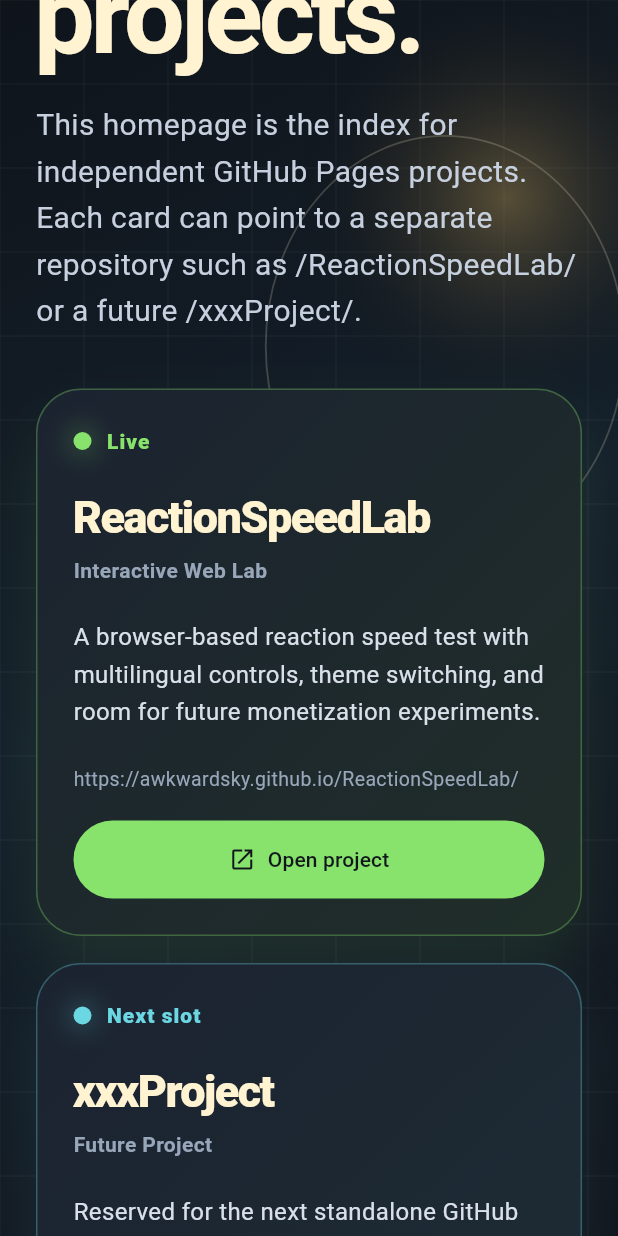
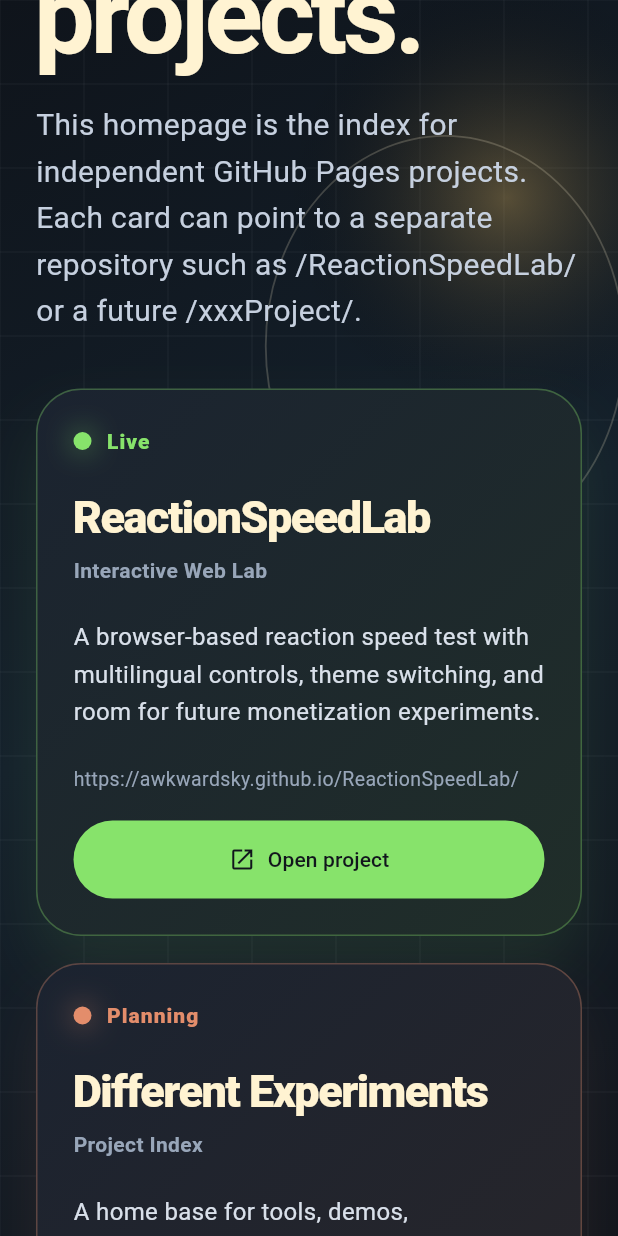
Before and after one commit to awkwardsky/awkwardsky.github.io, a Flutter app: the screen it shows after launch, scrolled down 576 dp, on a phone screen of 412 x 824 dp. Run offline on Flutter 3.47's test engine with Material 3 defaults, Android fonts, the phone set to English and light mode, and no system bars; Roboto replaces fonts that are missing (Georgia).

Commit message:
Make homepage text selectable

```diff
--- a/lib/main.dart
+++ b/lib/main.dart
@@ -45,16 +45,6 @@
       isLive: true,
     ),
     ProjectShowcase(
-      name: 'xxxProject',
-      url: 'https://awkwardsky.github.io/xxxProject/',
-      status: 'Next slot',
-      category: 'Future Project',
-      description:
-          'Reserved for the next standalone GitHub Pages project. Add a repo named xxxProject and this card can become a live link.',
-      accent: Color(0xFF6BD7E3),
-      isLive: false,
-    ),
-    ProjectShowcase(
       name: 'Different Experiments',
       url: 'https://awkwardsky.github.io/',
       status: 'Planning',
@@ -69,7 +59,8 @@
   @override
   Widget build(BuildContext context) {
     return Scaffold(
-      body: Stack(
+      body: SelectionArea(
+        child: Stack(
           children: [
             const Positioned.fill(child: _Atmosphere()),
             SafeArea(
@@ -103,6 +94,7 @@
               ),
             ),
           ],
+        ),
       ),
     );
   }
```
Also changed, not shown: 1 other file. Lines whose indentation alone changed are shown as unchanged.
